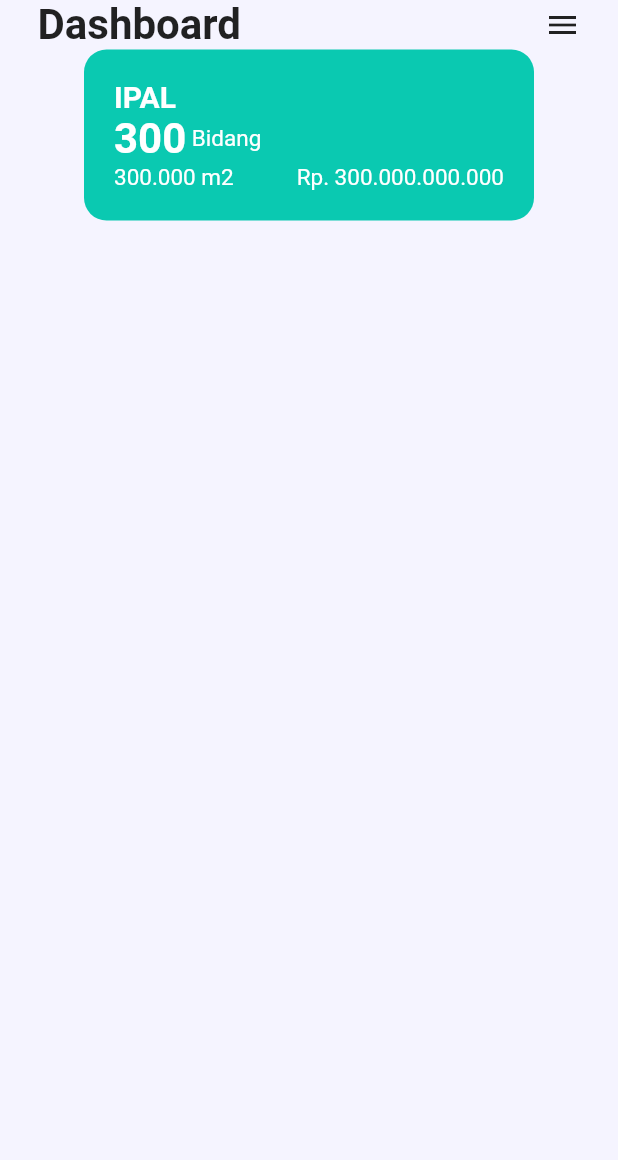
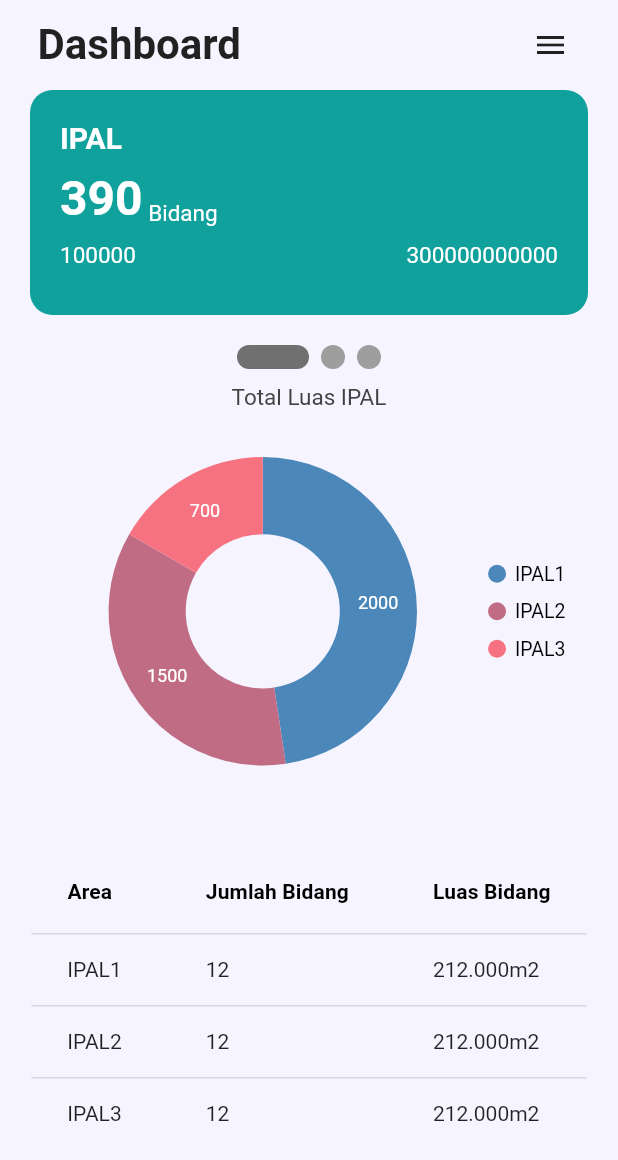
Before and after one commit to sirojjy/prototype1_lahan, a Flutter app: the Dashboard screen opened by its route, on a phone screen of 412 x 824 dp. Shown: the top 1160 px of the screen. Run offline on Flutter 3.47's test engine with Material 2 defaults, Android fonts, the phone set to English and light mode, and no system bars; drawn by our look-alikes of smooth_page_indicator; our stand-ins replace bloc, cloud_firestore, equatable, firebase_core, flutter_bloc, flutter_svg and 3 more; accounts and stored records are empty; project files that could hold a hidden picture were left out.

Commit message:
Dashboard UI Luas IPAL

```diff
--- a/lib/authentification/auth_bloc.dart
+++ b/lib/authentification/auth_bloc.dart
@@ -1,4 +1,3 @@
-import 'dart:async';
 
 import 'package:bloc/bloc.dart';
 import 'package:meta/meta.dart';
--- a/lib/authentification/login.dart
+++ b/lib/authentification/login.dart
@@ -1,5 +1,4 @@
 import 'package:flutter/material.dart';
-import 'package:flutter/rendering.dart';
 import 'package:google_fonts/google_fonts.dart';
 import 'package:prototype1_lahan/dashboard/dashboard.dart';
 import 'package:prototype1_lahan/share/item.dart';
@@ -23,9 +22,9 @@ class _LoginPageState extends State<LoginPage> {
             children: [
               //Logo
               Text(
-                'E - Lahan',
+                'E - Lahan IKN',
                 style: GoogleFonts.bebasNeue(
-                  textStyle: TextStyle(
+                  textStyle: const TextStyle(
                     fontSize: 40
                   ),
                 )
@@ -36,7 +35,7 @@ class _LoginPageState extends State<LoginPage> {
                Text(
                 'Halo! Silahkan Login',
                 style: GoogleFonts.bebasNeue(
-                  textStyle: TextStyle(
+                  textStyle: const TextStyle(
                       fontSize: 24
                   ),
                 ),
@@ -92,10 +91,10 @@ class _LoginPageState extends State<LoginPage> {
 
               //Sign in button
               Padding(padding:
-                 EdgeInsets.symmetric(horizontal: 25.0),
+                 const EdgeInsets.symmetric(horizontal: 25.0),
                 child: GestureDetector(
                   onTap: () => {
-                    Navigator.of(context).push(MaterialPageRoute(builder: (context){ return Dashboard();}))
+                    Navigator.of(context).push(MaterialPageRoute(builder: (context){ return const Dashboard();}))
                   },
                   child: Container(
                     padding: const EdgeInsets.all(20),
--- a/lib/dashboard/bloc/dashboard_bloc.dart
+++ b/lib/dashboard/bloc/dashboard_bloc.dart
@@ -2,7 +2,6 @@ import 'dart:async';
 // import 'dart:html';
 import 'package:bloc/bloc.dart';
 import 'package:equatable/equatable.dart';
-import 'package:meta/meta.dart';
 import 'package:shared_preferences/shared_preferences.dart';
 
 part 'dashboard_event.dart';
@@ -10,7 +9,7 @@ part 'dashboard_state.dart';
 
 class DashboardBloc extends Bloc<DashboardEvent, DashboardState> {
 
-  DashboardBloc() : super(DashboardState()) {
+  DashboardBloc() : super(const DashboardState()) {
     on<DashboardEvent>(_getDashboardItem) {
 
     }
--- a/lib/dashboard/dashboard.dart
+++ b/lib/dashboard/dashboard.dart
@@ -1,35 +1,91 @@
-import 'package:flutter/cupertino.dart';
 import 'package:flutter/material.dart';
-import 'package:prototype1_lahan/dashboard/DokumenInfo.dart';
+import 'package:prototype1_lahan/dashboard/model/issueCard.dart';
 import 'package:prototype1_lahan/dashboard/model/myCard.dart';
-import 'package:prototype1_lahan/dashboard/musyawarah.dart';
-import 'package:prototype1_lahan/dashboard/pengumuman.dart';
-import 'package:prototype1_lahan/inventarisasi/test_image_picker.dart';
 import 'package:prototype1_lahan/share/appbarNew.dart';
+import 'package:smooth_page_indicator/smooth_page_indicator.dart';
 
-import '../inventarisasi/inventarisasi.dart';
-import '../share/custom_appbar.dart';
 import '../share/item.dart';
+import 'model/tabel_bidang_card.dart';
 
 class Dashboard extends StatelessWidget {
   const Dashboard({Key? key}) : super(key: key);
 
   @override
   Widget build(BuildContext context) {
+    // Page Controller
+    final _controller = PageController();
+
     return Scaffold(
         backgroundColor: backgroundColor,
         body: SafeArea(
+          child: SingleChildScrollView(
             child: Column(
               children: [
                 //appbar
-            AppbarNew(title: 'Dashboard'),
+                const AppbarNew(title: 'Dashboard'),
 
                 //card
-            MyCard(),
-            //
+                SizedBox(
+                  height: 150,
+                  child: PageView(
+                    scrollDirection: Axis.horizontal,
+                    controller: _controller,
+                    children: const [
+                      MyCard(
+                          titleCard: 'IPAL',
+                          jumlahBidang: 390,
+                          jumlahLuas: 100000,
+                          jumlahNilai: 300000000000,
+                          color: Color(0xFF10A19D)),
+                      MyCard(
+                          titleCard: 'SPAM',
+                          jumlahBidang: 390,
+                          jumlahLuas: 100000,
+                          jumlahNilai: 300000000000,
+                          color: Color(0xFFFF7000)),
+                      MyCard(
+                          titleCard: 'DPPT Terpadu',
+                          jumlahBidang: 390,
+                          jumlahLuas: 100000,
+                          jumlahNilai: 300000000000,
+                          color: Color(0xFFFFBF00))
+                    ],
+                  ),
+                ),
+                const SizedBox(height: 20,),
+
+                SmoothPageIndicator(
+                  controller: _controller,
+                  count: 3,
+                  effect: const ExpandingDotsEffect(
+                    activeDotColor: Color(0xFF707070),
+                  ),
+                ),
+                // const SizedBox(height: 20,),
+
+                //Issue
+                SizedBox(
+                  height: 300,
+                  child: PageView(
+                    scrollDirection: Axis.horizontal,
+                    controller: _controller,
+                    children: const [
+                      IssueCard(),
+                      IssueCard(),
+                      IssueCard(),
+                    ],
+                  ),
+                ),
+                SizedBox(height: 20,),
+
+                SizedBox(
+                  height: 400,
+                  child: TabelBidangCard(),
+                )
+
               ],
             ),
           )
-      );
+        ));
   }
 }
--- /dev/null
+++ b/lib/dashboard/model/issueCard.dart
@@ -0,0 +1,93 @@
+import 'package:flutter/material.dart';
+import 'package:syncfusion_flutter_charts/charts.dart';
+
+class IssueCard extends StatefulWidget {
+  const IssueCard({Key? key}) : super(key: key);
+
+  @override
+  State<IssueCard> createState() => _IssueCardState();
+}
+
+class _IssueCardState extends State<IssueCard> {
+  // final String judulData1;
+  // final String judulData2;
+  // final String judulData3;
+  //
+  // final int data1;
+  // final int data2;
+  // final int data3;
+
+
+  late List<IssueData> _chartData;
+  late TooltipBehavior _tooltipBehavior;
+
+  _IssueCardState(
+      // this.judulData1,
+      // this.judulData2,
+      // this.judulData3,
+      //
+      // this.data1,
+      // this.data2,
+      // this.data3
+      );
+
+  @override
+  void initState() {
+    _chartData = getChartData();
+    _tooltipBehavior = TooltipBehavior(enable: true);
+    super.initState();
+  }
+
+  @override
+  Widget build(BuildContext context) {
+    return Padding(
+        padding: const EdgeInsets.symmetric(horizontal: 20.0),
+        child: Container(
+          width: 300,
+          // padding: const EdgeInsets.all(20),
+          decoration: BoxDecoration(
+            borderRadius: BorderRadius.circular(15),
+          ),
+          child: Column(
+            crossAxisAlignment: CrossAxisAlignment.start,
+            children: [
+              SfCircularChart(
+                title:
+                ChartTitle(text: 'Total Luas IPAL'),
+                legend:
+                Legend(isVisible: true, overflowMode: LegendItemOverflowMode.wrap),
+                tooltipBehavior: _tooltipBehavior,
+                series: <CircularSeries>[
+                  DoughnutSeries<IssueData, String>(
+                    dataSource: _chartData,
+                    xValueMapper: (IssueData data, _) => data.jenis,
+                    yValueMapper: (IssueData data, _) => data.jumlahIssue,
+                    dataLabelSettings: const DataLabelSettings(isVisible: true),
+                    enableTooltip: true,
+                  )
+                ],
+              )
+            ],
+          )
+        )
+    );
+  }
+
+  List <IssueData> getChartData() {
+    final List<IssueData> chartData = [
+      IssueData('IPAL1', 2000),
+      IssueData('IPAL2', 1500),
+      IssueData('IPAL3', 700),
+    ];
+    return chartData;
+
+  }
+}
+
+
+class IssueData {
+  final String jenis;
+  final int jumlahIssue;
+
+  IssueData(this.jenis, this.jumlahIssue);
+}
--- /dev/null
+++ b/lib/dashboard/model/issueCard1.dart
@@ -0,0 +1,69 @@
+import 'package:flutter/material.dart';
+import 'package:syncfusion_flutter_charts/charts.dart';
+
+class IssueCard extends StatefulWidget {
+  const IssueCard({Key? key}) : super(key: key);
+
+  @override
+  State<IssueCard> createState() => _IssueCardState();
+}
+
+class _IssueCardState extends State<IssueCard> {
+  late List<IssueData> _chartData;
+  late TooltipBehavior _tooltipBehavior;
+
+  @override
+  void initState() {
+    _chartData = getChartData();
+    _tooltipBehavior = TooltipBehavior(enable: true);
+    super.initState();
+  }
+
+  @override
+  Widget build(BuildContext context) {
+    return Padding(
+        padding: const EdgeInsets.symmetric(horizontal: 20.0),
+        child: Container(
+          width: 300,
+          // padding: const EdgeInsets.all(20),
+          decoration: BoxDecoration(
+            borderRadius: BorderRadius.circular(15),
+          ),
+          child: SfCircularChart(
+            title:
+            ChartTitle(text: 'Issue IPAL'),
+            legend:
+            Legend(isVisible: true, overflowMode: LegendItemOverflowMode.wrap),
+            tooltipBehavior: _tooltipBehavior,
+            series: <CircularSeries>[
+              DoughnutSeries<IssueData, String>(
+                  dataSource: _chartData,
+                  xValueMapper: (IssueData data, _) => data.jenis,
+                  yValueMapper: (IssueData data, _) => data.jumlahIssue,
+                  dataLabelSettings: const DataLabelSettings(isVisible: true),
+                  enableTooltip: true,
+              )
+            ],
+          )
+        )
+    );
+  }
+
+  List <IssueData> getChartData() {
+    final List<IssueData> chartData = [
+      IssueData('IPAL', 12),
+      IssueData('SPAM', 8),
+      IssueData('DPPT Terpadu', 15),
+    ];
+    return chartData;
+
+  }
+}
+
+
+class IssueData {
+  final String jenis;
+  final int jumlahIssue;
+
+  IssueData(this.jenis, this.jumlahIssue);
+}
--- a/lib/dashboard/model/myCard.dart
+++ b/lib/dashboard/model/myCard.dart
@@ -2,38 +2,54 @@ import 'package:flutter/material.dart';
 import 'package:prototype1_lahan/share/item.dart';
 
 class MyCard extends StatelessWidget {
+  final String titleCard;
+  final double jumlahBidang;
+  final double jumlahLuas;
+  final double jumlahNilai;
+  final color;
+  // final String s= num.toString().replaceAll((regex), '');
 
-  const MyCard({Key? key}) : super(key: key);
+  const MyCard({Key? key,
+    required this.titleCard,
+    required this.jumlahBidang,
+    required this.jumlahLuas,
+    required this.jumlahNilai,
+    required this.color
+  }) : super(key: key);
 
   @override
   Widget build(BuildContext context) {
-    return Container(
+    return Padding(
+      padding: const EdgeInsets.symmetric(horizontal: 20.0),
+      child: Container(
         width: 300,
-      padding: EdgeInsets.all(20),
+        padding: const EdgeInsets.all(20),
         decoration: BoxDecoration(
-        color: Color(0xFF0AC9B1),
+          color: color,
           borderRadius: BorderRadius.circular(15),
         ),
         child: Column(
           crossAxisAlignment: CrossAxisAlignment.start,
           children: [
-          Text('IPAL',
-            style: TextStyle(
+            Text(titleCard,
+              style: const TextStyle(
                 color: whiteColor,
                 fontWeight: FontWeight.bold,
                 fontSize: 20,
               ),
             ),
+            const SizedBox(height: 10,),
             Row(
+              crossAxisAlignment: CrossAxisAlignment.end,
               children: [
-              Text('300',
-                style: TextStyle(
+                Text(jumlahBidang.toStringAsFixed(0),
+                  style: const TextStyle(
                     color: whiteColor,
                     fontWeight: FontWeight.bold,
-                  fontSize: 28,
+                    fontSize: 32,
                   ),
                 ),
-              Text(' Bidang',
+                const Text(' Bidang',
                   style: TextStyle(
                     color: whiteColor,
                     fontSize: 15,
@@ -41,17 +57,18 @@ class MyCard extends StatelessWidget {
                 ),
               ],
             ),
+            const SizedBox(height: 10,),
             Row(
               mainAxisAlignment: MainAxisAlignment.spaceBetween,
               children: [
-              Text('300.000 m2',
-                style: TextStyle(
+                Text(jumlahLuas.toStringAsFixed(0),
+                  style: const TextStyle(
                     color: whiteColor,
                     fontSize: 15,
                   ),
                 ),
-              Text('Rp. 300.000.000.000',
-                style: TextStyle(
+                Text(jumlahNilai.toStringAsFixed(0),
+                  style: const TextStyle(
                     color: whiteColor,
                     fontSize: 15,
                   ),
@@ -60,6 +77,7 @@ class MyCard extends StatelessWidget {
             ),
           ],
         ),
+      ),
     );
   }
 }
--- /dev/null
+++ b/lib/dashboard/model/tabel_bidang_card.dart
@@ -0,0 +1,58 @@
+import 'package:flutter/material.dart';
+
+class TabelBidangCard extends StatefulWidget {
+  const TabelBidangCard({Key? key}) : super(key: key);
+
+  @override
+  State<TabelBidangCard> createState() => _TabelBidangCardState();
+}
+
+class _TabelBidangCardState extends State<TabelBidangCard> {
+  @override
+  Widget build(BuildContext context) {
+    return Container(
+      child: DataTable(
+        columns: <DataColumn>[
+          DataColumn(
+              label: Expanded(
+                child: Text('Area',
+                  style: TextStyle(fontWeight: FontWeight.bold),
+                ),
+              )
+          ),
+          DataColumn(
+              label: Expanded(
+                child: Text('Jumlah Bidang',
+                  style: TextStyle(fontWeight: FontWeight.bold),
+                ),
+              )
+          ),
+          DataColumn(
+              label: Expanded(
+                child: Text('Luas Bidang',
+                  style: TextStyle(fontWeight: FontWeight.bold),
+                ),
+              )
+          )
+        ],
+        rows: [
+          DataRow(cells: <DataCell>[
+            DataCell(Text('IPAL1')),
+            DataCell(Text('12')),
+            DataCell(Text('212.000m2')),
+          ]),
+          DataRow(cells: <DataCell>[
+            DataCell(Text('IPAL2')),
+            DataCell(Text('12')),
+            DataCell(Text('212.000m2')),
+          ]),
+          DataRow(cells: <DataCell>[
+            DataCell(Text('IPAL3')),
+            DataCell(Text('12')),
+            DataCell(Text('212.000m2')),
+          ]),
+        ],
+      ),
+    );
+  }
+}
--- a/lib/inventarisasi/bloc/inven_bloc.dart
+++ b/lib/inventarisasi/bloc/inven_bloc.dart
@@ -1,16 +1,13 @@
-import 'dart:async';
 
 import 'package:bloc/bloc.dart';
 import 'package:cloud_firestore/cloud_firestore.dart';
 import 'package:equatable/equatable.dart';
-import 'package:prototype1_lahan/dashboard/bloc/dashboard_bloc.dart';
-import 'package:shared_preferences/shared_preferences.dart';
 
 part 'inven_event.dart';
 part 'inven_state.dart';
 
 class InvenBloc extends Bloc<InvenEvent, InvenState> {
-  InvenBloc() : super(InvenState()) {
+  InvenBloc() : super(const InvenState()) {
     on<AddInvenEvent>(_addInvent);
     on<UpdateInvenEvent>(_updateInvent);
     on<DeleteInventEvent>(_deleteInvent);
--- a/lib/inventarisasi/bloc/inven_event.dart
+++ b/lib/inventarisasi/bloc/inven_event.dart
@@ -3,7 +3,7 @@ part of 'inven_bloc.dart';
 class InvenEvent extends Equatable {
   @override
   List<Object?> get props =>[];
-  InvenEvent();
+  const InvenEvent();
 }
 
 class AddInvenEvent extends InvenEvent {
@@ -16,7 +16,7 @@ class AddInvenEvent extends InvenEvent {
   final String? trase;
   final String? fileUrl;
 
-  AddInvenEvent({this.namaPemilik, this.nib, this.nik, this.alamat, this.noAlasHak, this.jenisHak, this.trase, this.fileUrl});
+  const AddInvenEvent({this.namaPemilik, this.nib, this.nik, this.alamat, this.noAlasHak, this.jenisHak, this.trase, this.fileUrl});
 
   @override
   List<Object?> get props => [namaPemilik, nib, nik, alamat, noAlasHak, jenisHak, trase, fileUrl];
@@ -33,7 +33,7 @@ class UpdateInvenEvent extends InvenEvent {
   final String? trase;
   final String? file;
 
-  UpdateInvenEvent({this.id, this.namaPemilik, this.nib, this.nik, this.alamat, this.noAlasHak, this.jenisHak, this.trase, this.file});
+  const UpdateInvenEvent({this.id, this.namaPemilik, this.nib, this.nik, this.alamat, this.noAlasHak, this.jenisHak, this.trase, this.file});
 
   @override
   List<Object?> get props => [id, namaPemilik, nib, nik, alamat, noAlasHak, jenisHak, trase, file];
@@ -42,5 +42,5 @@ class UpdateInvenEvent extends InvenEvent {
 class DeleteInventEvent extends InvenEvent {
   final String? id;
 
-  DeleteInventEvent({this.id});
+  const DeleteInventEvent({this.id});
 }
--- a/lib/inventarisasi/bloc/inven_state.dart
+++ b/lib/inventarisasi/bloc/inven_state.dart
@@ -65,7 +65,7 @@ class InvenState extends Equatable {
       noAlasHak: noAlasHak?? this.noAlasHak,
       jenisHak: jenisHak?? this.jenisHak,
       trase: trase?? this.trase,
-      fileUrl: file?? this.fileUrl,
+      fileUrl: file?? fileUrl,
       status: status?? this.status,
     );
   }
--- a/lib/inventarisasi/inventarisasi.dart
+++ b/lib/inventarisasi/inventarisasi.dart
@@ -1,11 +1,8 @@
 import 'package:cloud_firestore/cloud_firestore.dart';
 import 'package:flutter/material.dart';
 import 'package:flutter_bloc/flutter_bloc.dart';
-import 'package:flutter_svg/svg.dart';
-import 'package:image_picker/image_picker.dart';
 import 'package:prototype1_lahan/inventarisasi/bloc/inven_bloc.dart';
 import 'package:prototype1_lahan/share/custom_appbar.dart';
-import 'package:prototype1_lahan/share/image_picker.dart';
 
 class Inventarisasi extends StatefulWidget {
   const Inventarisasi({Key? key}) : super(key: key);
@@ -25,7 +22,7 @@ class _InventarisasiState extends State<Inventarisasi> {
   final CollectionReference _inventarisasi =
       FirebaseFirestore.instance.collection('inventarisasi');
 
-  Future<void> _create([DocumentSnapshot? documentSnapshot]) async {
+  Future<void> _create() async {
     await showModalBottomSheet(
         isScrollControlled: true,
         context: context,
@@ -72,7 +69,7 @@ class _InventarisasiState extends State<Inventarisasi> {
                       onPressed: () => {
                         // Navigator.push(context, MaterialPageRoute(builder: (context) =>  ImagePicker()))
                       },
-                      child: Text('Tambah Gambar')
+                      child: const Text('Tambah Gambar')
                   ),
                 ),
                 Center(
@@ -204,7 +201,7 @@ class _InventarisasiState extends State<Inventarisasi> {
               children: [
                 Row(
                   children: [
-                     Expanded(
+                      Expanded(
                       child: Text(" "),
                     ),
                     ElevatedButton(
@@ -235,13 +232,13 @@ class _InventarisasiState extends State<Inventarisasi> {
                                     children: [
                                       Row(
                                         children: [
-                                          Text('NIB: '),
+                                          const Text('NIB: '),
                                           Text(documentSnapshot['nib']),
                                         ],
                                       ),
                                       Row(
                                         children: [
-                                          Text('Trase: '),
+                                          const Text('Trase: '),
                                           Text(documentSnapshot['trase']),
                                         ],
                                       ),
--- a/lib/inventarisasi/test_image_picker.dart
+++ b/lib/inventarisasi/test_image_picker.dart
@@ -1,12 +1,7 @@
-import 'dart:io';
-import 'package:firebase_core/firebase_core.dart';
-import 'package:path/path.dart';
 import 'package:cloud_firestore/cloud_firestore.dart';
-import 'package:firebase_storage/firebase_storage.dart';
 import 'package:flutter/material.dart';
 import 'package:flutter_svg/svg.dart';
 import 'package:prototype1_lahan/share/custom_appbar.dart';
-import 'package:prototype1_lahan/share/routes.dart';
 
 
 class ImagePicker extends StatefulWidget {
@@ -24,7 +19,7 @@ class _ImagePickerState extends State<ImagePicker> {
   @override
   Widget build(BuildContext context) {
     return Scaffold(
-      appBar: CustomAppBar(judulMenu: 'Image Picker',),
+      appBar: const CustomAppBar(judulMenu: 'Image Picker',),
       body: Container(
         child: Center(
           child: Column(
@@ -35,7 +30,7 @@ class _ImagePickerState extends State<ImagePicker> {
               height: 100,
               decoration: BoxDecoration(
                 border: Border.all(color: Colors.black54),
-                image: DecorationImage(
+                image: const DecorationImage(
                   image: NetworkImage("assets/images/logo.png"),
                   fit: BoxFit.cover,
                 ),
@@ -51,7 +46,7 @@ class _ImagePickerState extends State<ImagePicker> {
               child: SvgPicture.asset("assets/icons/menu_task.svg",),
             ),
               ElevatedButton(
-                child: Text('Ambil Gambar',),
+                child: const Text('Ambil Gambar',),
                 onPressed: () {},
               )
             ],
--- a/lib/main.dart
+++ b/lib/main.dart
@@ -53,6 +53,6 @@ class MyHomePage extends StatelessWidget {
 
   @override
   Widget build(BuildContext context) {
-    return LoginPage();
+    return const LoginPage();
   }
 }
--- a/lib/share/appbarNew.dart
+++ b/lib/share/appbarNew.dart
@@ -2,21 +2,27 @@ import 'package:flutter/material.dart';
 
 class AppbarNew extends StatelessWidget {
   final String title;
-   const AppbarNew({Key? key, required this.title}) : super(key: key);
+   const AppbarNew({Key? key,
+     required this.title
+   }) : super(key: key);
 
   @override
   Widget build(BuildContext context) {
-    return Padding(padding: const EdgeInsets.symmetric(horizontal: 25),
+    return Padding(
+      padding: const EdgeInsets.symmetric(horizontal: 25, vertical: 10),
       child: Row(
         mainAxisAlignment: MainAxisAlignment.spaceBetween,
         children: [
           Text(title,
-          style: TextStyle(
+          style: const TextStyle(
             fontSize: 28,
             fontWeight: FontWeight.bold,
           ),
           ),
-          Icon(Icons.menu)
+          Container(
+            padding: const EdgeInsets.all(8),
+            child: const Icon(Icons.menu),
+          )
         ],
       ),
     );
--- a/lib/share/custom_appbar.dart
+++ b/lib/share/custom_appbar.dart
@@ -13,12 +13,12 @@ class CustomAppBar extends StatelessWidget with PreferredSizeWidget {
   Widget build(BuildContext context) {
     return PreferredSize(
         child: AppBar(
-          backgroundColor: Color(0xff0CACFF),
+          backgroundColor: const Color(0xff0CACFF),
           leading: Padding(
-            padding: EdgeInsets.all(10),
+            padding: const EdgeInsets.all(10),
             child: ClipRRect(
               child:
-              SvgPicture.asset("assets/icons/menu_task.svg", color: Color(0xffffffff),),
+              SvgPicture.asset("assets/icons/menu_task.svg", color: const Color(0xffffffff),),
               // Image.asset(
               //   'assets/images/logo_qai.jpg',
               //   scale: 1,
@@ -29,13 +29,13 @@ class CustomAppBar extends StatelessWidget with PreferredSizeWidget {
           ),
           title: Text(
             '$judulMenu',
-            style: TextStyle(fontSize: 18),
+            style: const TextStyle(fontSize: 18),
           ),
           actions: [
-            Container(
+            SizedBox(
               width: 50,
               child: IconButton(
-                icon: Icon(Icons.person),
+                icon: const Icon(Icons.person),
                 onPressed: (){
                   // Navigator.push(context, MaterialPageRoute(builder: (context) => ()));
                 },
--- a/pubspec.yaml
+++ b/pubspec.yaml
@@ -44,6 +44,8 @@ dependencies:
   image_picker: ^0.8.6
   firebase_storage: ^11.0.6
   google_fonts: ^3.0.1
+  smooth_page_indicator: ^1.0.0+2
+  syncfusion_flutter_charts: ^19.4.50
 
 
 dev_dependencies:
```
Also changed, not shown: pubspec.lock, 2 other files. Lines whose indentation alone changed are shown as unchanged.
